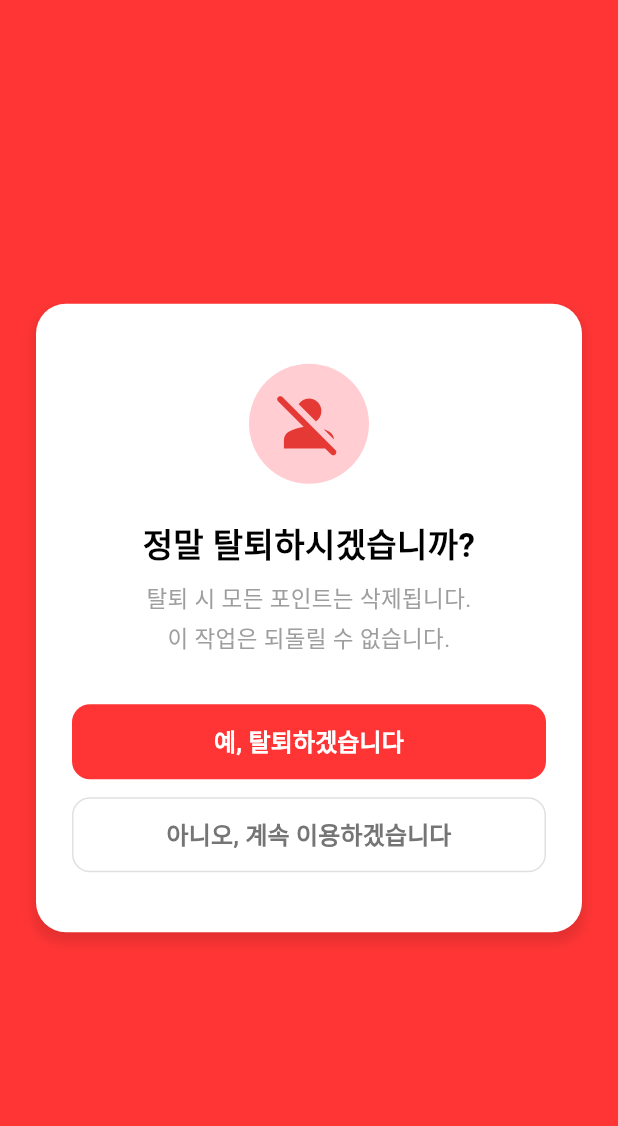
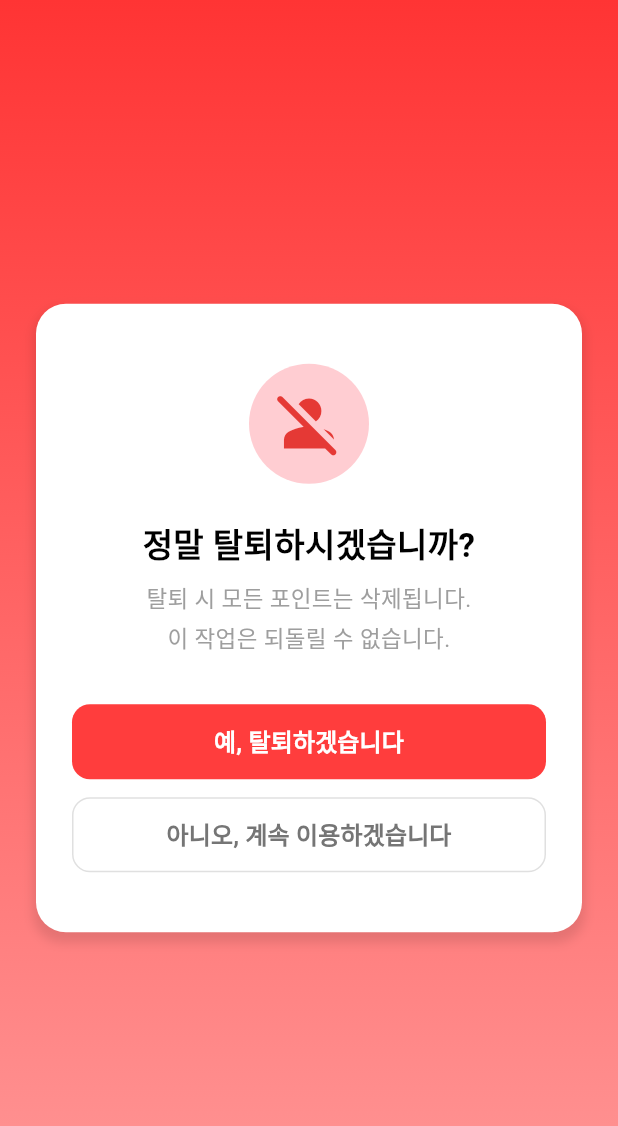
Before and after one commit to ResQ-404Found/ResQ-Frontend, a Flutter app: the WithdrawalConfirmationPage screen opened by its route, on a phone screen of 412 x 824 dp. Shown: the top 1126 px of the screen. Run offline on Flutter 3.47's test engine with Material 3 defaults, Android fonts, the phone set to English and light mode, and no system bars; our stand-ins replace firebase_core, firebase_messaging, flutter_local_notifications, flutter_secure_storage, geolocator, image_picker and 3 more; missing offline and left inert: flutter_naver_map; accounts and stored records are empty.

Commit message:
Fix : 회원탈퇴 배경 변경

```diff
--- a/lib/pages/withdrawl_page.dart
+++ b/lib/pages/withdrawl_page.dart
@@ -55,8 +55,19 @@ class WithdrawalConfirmationPage extends StatelessWidget {
   @override
   Widget build(BuildContext context) {
     return Scaffold(
-      backgroundColor: const Color(0xFFFF3535), // 전체 배경을 빨간색으로 설정
-      body: Padding(
+      // backgroundColor: const Color(0xFFFF3535),
+      body: Container(
+        decoration: const BoxDecoration(
+          gradient: LinearGradient(
+            begin: Alignment.topCenter,
+            end: Alignment.bottomCenter,
+            colors: [
+              Color(0xFFFF3434), // 위쪽 진한 빨강
+              Color(0xFFFF9898), // 아래쪽 연한 분홍
+            ],
+          ),
+        ),
+        child: Padding(
         padding: const EdgeInsets.only(top: 0), // 위쪽 여백 추가 (조정 가능)
         child: Center(
           child: Container(
@@ -123,7 +134,7 @@ class WithdrawalConfirmationPage extends StatelessWidget {
                   children: [
                     ElevatedButton(
                       style: ElevatedButton.styleFrom(
-                        backgroundColor: const Color(0xFFFF3535),
+                        backgroundColor: const Color(0xFFFF3D3D),
                         foregroundColor: Colors.white,
                         minimumSize: const Size(double.infinity, 50),
                         shape: RoundedRectangleBorder(
@@ -169,6 +180,6 @@ class WithdrawalConfirmationPage extends StatelessWidget {
           ),
         ),
       ),
-    );
+    ),);
   }
 }
```
